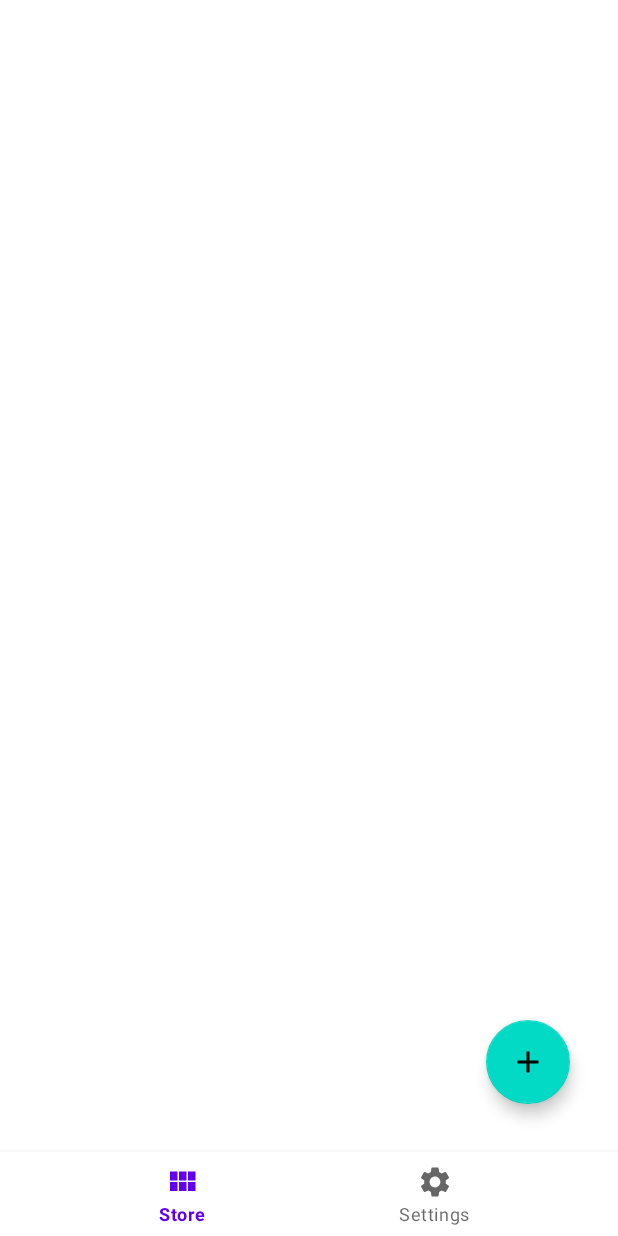
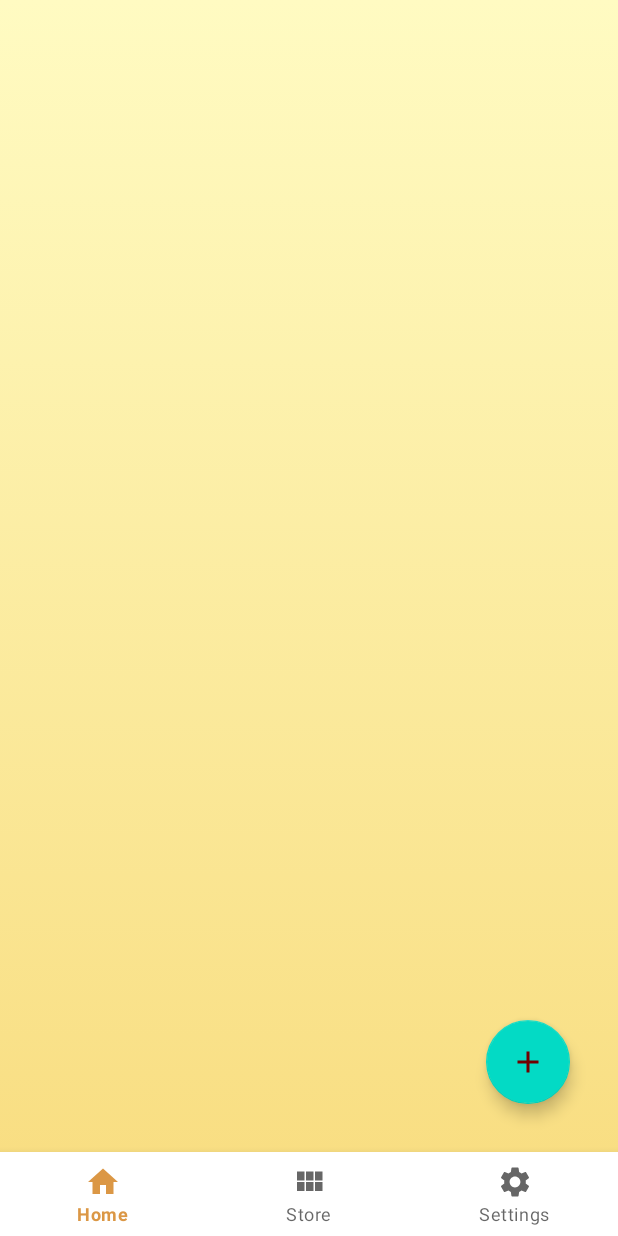
Before and after one commit to RobertGrancsa/AsmiHack, an Android app: the StartScreenActivity screen opened directly, with no data from a screen before it, on a phone screen of 412 x 824 dp. Run offline under Robolectric (Android 15) with nearby library versions, the phone set to English and light mode, and no system bars; our stand-ins replace Firebase (no records; nobody signed in at launch, a user with empty details on screens opened directly), Picasso.

Commit message:
finished more stuff

```diff
--- a/app/src/main/java/com/redrevorebourne/asmihack/EmployeesRecyclerView.java
+++ b/app/src/main/java/com/redrevorebourne/asmihack/EmployeesRecyclerView.java
@@ -38,8 +38,6 @@ public class EmployeesRecyclerView {
         private TextView title;
         private TextView salary;
         private TextView team;
-
-
 
         public EmployeeItemView(@NonNull ViewGroup parent) {
             super(LayoutInflater.from(mContext).inflate(R.layout.employee_layout, parent, false));
--- a/app/src/main/java/com/redrevorebourne/asmihack/FirebaseDatabaseHelper.java
+++ b/app/src/main/java/com/redrevorebourne/asmihack/FirebaseDatabaseHelper.java
@@ -111,7 +111,7 @@ public class FirebaseDatabaseHelper {
                 }
 
                 dataStatus.DataIsLoadedEmployee(employees, keys);
-                Log.d(TAG, "onDataChange: data is loaded apps");
+                Log.d(TAG, "onDataChange: data is loaded employee");
             }
 
             @Override
--- a/app/src/main/java/com/redrevorebourne/asmihack/StartScreenActivity.java
+++ b/app/src/main/java/com/redrevorebourne/asmihack/StartScreenActivity.java
@@ -1,21 +1,42 @@
 package com.redrevorebourne.asmihack;
 
 import android.app.Activity;
+import android.content.Intent;
 import android.os.Bundle;
+import android.view.MenuItem;
 
+import androidx.annotation.NonNull;
 import androidx.annotation.Nullable;
 import androidx.recyclerview.widget.GridLayoutManager;
 import androidx.recyclerview.widget.RecyclerView;
+
+import com.google.android.material.bottomappbar.BottomAppBar;
+import com.google.android.material.bottomnavigation.BottomNavigationView;
+import com.google.android.material.navigation.NavigationBarView;
 
 import java.util.List;
 
 public class StartScreenActivity extends Activity {
     private RecyclerView recyclerViewApps;
+    private BottomNavigationView bottomAppBar;
 
     @Override
     protected void onCreate(@Nullable Bundle savedInstanceState) {
         super.onCreate(savedInstanceState);
         setContentView(R.layout.activity_start_screen);
+
+        bottomAppBar = findViewById(R.id.bottomNavigationView);
+
+        bottomAppBar.setOnItemSelectedListener(new NavigationBarView.OnItemSelectedListener() {
+            @Override
+            public boolean onNavigationItemSelected(@NonNull MenuItem item) {
+                if (item.getItemId() == R.id.store_item) {
+                    Intent intent = new Intent(StartScreenActivity.this, WebStoreListActivity.class);
+                    startActivity(intent);
+                }
+                return true;
+            }
+        });
 
         initRecyclerView();
     }
--- /dev/null
+++ b/app/src/main/res/drawable/home_icon.xml
@@ -0,0 +1,5 @@
+<vector android:height="24dp" android:tint="#000000"
+    android:viewportHeight="24" android:viewportWidth="24"
+    android:width="24dp" xmlns:android="http://schemas.android.com/apk/res/android">
+    <path android:fillColor="@android:color/white" android:pathData="M10,20v-6h4v6h5v-8h3L12,3 2,12h3v8z"/>
+</vector>
--- a/app/src/main/res/layout/activity_start_screen.xml
+++ b/app/src/main/res/layout/activity_start_screen.xml
@@ -2,6 +2,7 @@
 <androidx.constraintlayout.widget.ConstraintLayout xmlns:android="http://schemas.android.com/apk/res/android"
     xmlns:app="http://schemas.android.com/apk/res-auto"
     xmlns:tools="http://schemas.android.com/tools"
+    android:background="@drawable/gradient"
     android:layout_width="match_parent"
     android:layout_height="match_parent">
 
--- a/app/src/main/res/layout/employee_layout.xml
+++ b/app/src/main/res/layout/employee_layout.xml
@@ -4,7 +4,7 @@
     xmlns:tools="http://schemas.android.com/tools"
     android:padding="16dp"
     android:layout_width="match_parent"
-    android:layout_height="match_parent">
+    android:layout_height="wrap_content">
 
     <LinearLayout
         android:layout_width="match_parent"
--- a/app/src/main/res/menu/start_screen_menu.xml
+++ b/app/src/main/res/menu/start_screen_menu.xml
@@ -1,6 +1,9 @@
 <?xml version="1.0" encoding="utf-8"?>
 <menu xmlns:android="http://schemas.android.com/apk/res/android">
 
+    <item android:title="Home"
+        android:id="@+id/home_item"
+        android:icon="@drawable/home_icon"/>
     <item android:title="Store"
         android:icon="@drawable/module_icon"
         android:id="@+id/store_item"/>
--- a/app/src/main/res/values-night/themes.xml
+++ b/app/src/main/res/values-night/themes.xml
@@ -1,14 +1,14 @@
 <resources xmlns:tools="http://schemas.android.com/tools">
     <!-- Base application theme. -->
-    <style name="Theme.AsmiHack" parent="Theme.MaterialComponents.DayNight.DarkActionBar">
+    <style name="Theme.AsmiHack" parent="Theme.MaterialComponents.Light.DarkActionBar">
         <!-- Primary brand color. -->
-        <item name="colorPrimary">@color/purple_200</item>
-        <item name="colorPrimaryVariant">@color/purple_700</item>
-        <item name="colorOnPrimary">@color/black</item>
+        <item name="colorPrimary">#DB9745</item>
+        <item name="colorPrimaryVariant">#DB9745</item>
+        <item name="colorOnPrimary">#710000</item>
         <!-- Secondary brand color. -->
         <item name="colorSecondary">@color/teal_200</item>
         <item name="colorSecondaryVariant">@color/teal_200</item>
-        <item name="colorOnSecondary">@color/black</item>
+        <item name="colorOnSecondary">#710000</item>
         <!-- Status bar color. -->
         <item name="android:statusBarColor" tools:targetApi="l">?attr/colorPrimaryVariant</item>
         <!-- Customize your theme here. -->
--- a/app/src/main/res/values/themes.xml
+++ b/app/src/main/res/values/themes.xml
@@ -1,14 +1,14 @@
 <resources xmlns:tools="http://schemas.android.com/tools">
     <!-- Base application theme. -->
-    <style name="Theme.AsmiHack" parent="Theme.MaterialComponents.DayNight.DarkActionBar">
+    <style name="Theme.AsmiHack" parent="Theme.MaterialComponents.Light.DarkActionBar">
         <!-- Primary brand color. -->
-        <item name="colorPrimary">@color/purple_500</item>
-        <item name="colorPrimaryVariant">@color/purple_700</item>
-        <item name="colorOnPrimary">@color/white</item>
+        <item name="colorPrimary">#DB9745</item>
+        <item name="colorPrimaryVariant">#DB9745</item>
+        <item name="colorOnPrimary">#710000</item>
         <!-- Secondary brand color. -->
         <item name="colorSecondary">@color/teal_200</item>
         <item name="colorSecondaryVariant">@color/teal_700</item>
-        <item name="colorOnSecondary">@color/black</item>
+        <item name="colorOnSecondary">#710000</item>
         <!-- Status bar color. -->
         <item name="android:statusBarColor" tools:targetApi="l">?attr/colorPrimaryVariant</item>
         <!-- Customize your theme here. -->
```
Also changed, not shown: app/src/main/java/com/redrevorebourne/asmihack/App.java (+5 -4 lines), app/src/main/java/com/redrevorebourne/asmihack/Employee.java (+21 -21 lines), app/src/main/res/layout/activity_edit_app.xml (+2 -16 lines).
